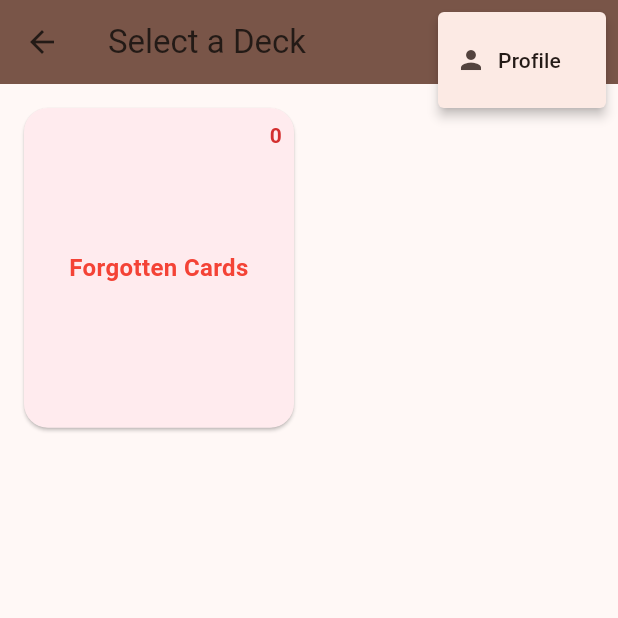
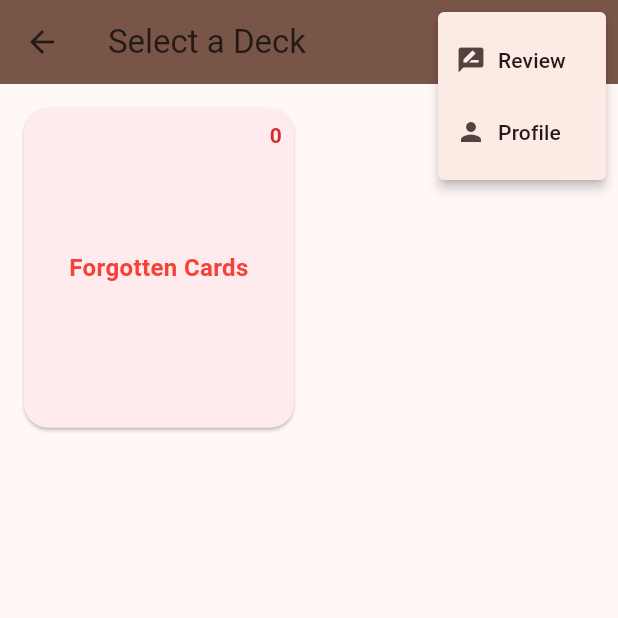
Before and after one commit to AmonBrollo/FlashLingo, a Flutter app: the DeckSelectorScreen screen opened directly with empty values, after a tap on the "keyboard control" icon, on a phone screen of 412 x 824 dp, the top half of it. Run offline on Flutter 3.47's test engine with Material 3 defaults, Android fonts, the phone set to English and light mode, and no system bars; our stand-ins replace cloud_firestore, firebase_auth, firebase_core, image_picker, shared_preferences; accounts and stored records are empty.

Commit message:
✅ Added review button to popup menu on deck selector screen

```diff
--- a/lib/screens/deck_selector_screen.dart
+++ b/lib/screens/deck_selector_screen.dart
@@ -9,6 +9,7 @@ import '../services/repetition_service.dart';
 import '../utils/topic_names.dart';
 import '../utils/ui_strings.dart';
 import 'profile_screen.dart';
+import 'review_screen.dart';
 
 class DeckSelectorScreen extends StatefulWidget {
   final List<FlashcardDeck> decks;
@@ -93,6 +94,19 @@ class _DeckSelectorScreenState extends State<DeckSelectorScreen> {
 
   void _onMenuSelected(String value) async {
     switch (value) {
+      case 'review':
+        final remembered = context.read<ReviewState>().remembered;
+        Navigator.push(
+          context,
+          MaterialPageRoute(
+            builder: (_) => ReviewScreen(
+              cards: remembered,
+              baseLanguage: widget.baseLanguage,
+              targetLanguage: widget.targetLanguage,
+            ),
+          ),
+        );
+        break;
       case 'profile':
         Navigator.push(
           context,
@@ -214,6 +228,16 @@ class _DeckSelectorScreenState extends State<DeckSelectorScreen> {
             icon: const Icon(Icons.more_horiz),
             onSelected: _onMenuSelected,
             itemBuilder: (context) => [
+              PopupMenuItem(
+                value: 'review',
+                child: Row(
+                  children: [
+                    Icon(Icons.rate_review, size: 20),
+                    SizedBox(width: 8),
+                    Text('Review'),
+                  ],
+                ),
+              ),
               PopupMenuItem(
                 value: 'profile',
                 child: Row(
```
